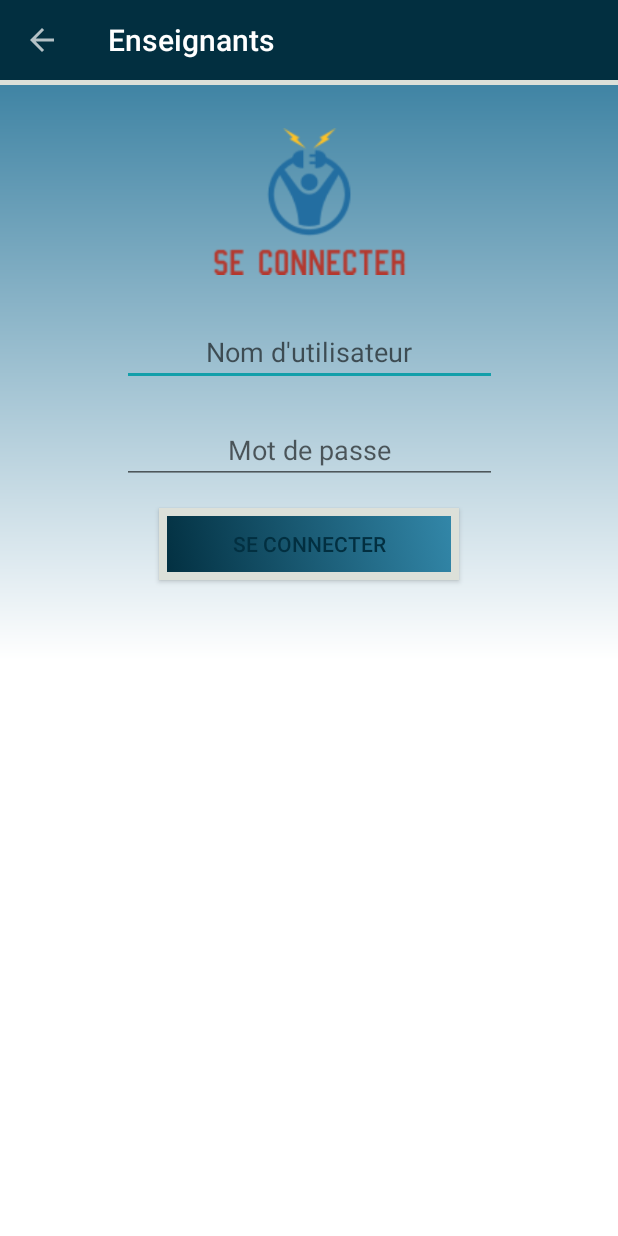
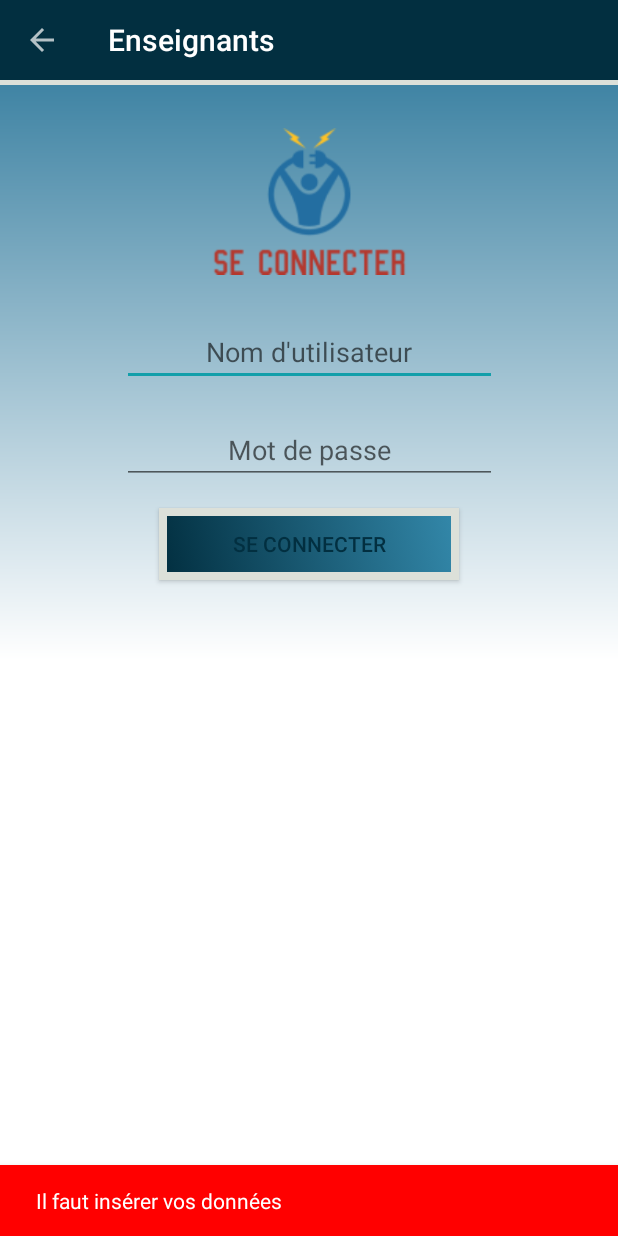
Before and after one commit to BenSlimenMohamedAli/College, an Android app: the Enseignants screen opened directly, with no data from a screen before it, after a tap on "SE CONNECTER", on a phone screen of 412 x 824 dp. Run offline under Robolectric (Android 15) with nearby library versions, the phone set to English and light mode, and no system bars.

Commit message:
second commit

```diff
--- a/app/src/main/java/com/astro_coder/college/Enseignants.java
+++ b/app/src/main/java/com/astro_coder/college/Enseignants.java
@@ -3,6 +3,8 @@ package com.astro_coder.college;
 import android.content.Intent;
 import android.database.Cursor;
 import android.database.sqlite.SQLiteDatabase;
+import android.graphics.Color;
+import android.support.design.widget.Snackbar;
 import android.support.v7.app.AppCompatActivity;
 import android.os.Bundle;
 import android.support.v7.widget.Toolbar;
@@ -13,7 +15,6 @@ import android.widget.EditText;
 import android.widget.Toast;
 
 import com.astro_coder.college.Gestion.Enseignant;
-import com.dali.astrocoder.college.R;
 
 
 public class Enseignants extends AppCompatActivity {
@@ -23,11 +24,15 @@ public class Enseignants extends AppCompatActivity {
     private Database databaseHelper;
     private SQLiteDatabase sqliteDB;
     private Enseignant ens;
+    private Snackbar snackbar;
+
     @Override
     protected void onCreate(Bundle savedInstanceState) {
         super.onCreate(savedInstanceState);
         setContentView(R.layout.activity_enseignants);
-        /* Modification du action bar */
+        /*
+            Modification du action bar
+        */
         toolbar = (Toolbar) findViewById(R.id.toolbar);
         setSupportActionBar(toolbar);
         getSupportActionBar().setDisplayHomeAsUpEnabled(true);
@@ -35,9 +40,14 @@ public class Enseignants extends AppCompatActivity {
 
 
         /*
+            Préparation de la snackbar : couleur et durée
+         */
+
+
+        /*
             La connection
+            initialisation de la base de données
          */
-        // initialisation de la base de données
         databaseHelper = new Database(Enseignants.this, "College", null, 2);
         sqliteDB = databaseHelper.getWritableDatabase();
         sqliteDB.setForeignKeyConstraintsEnabled(true);
@@ -45,6 +55,11 @@ public class Enseignants extends AppCompatActivity {
         button = (Button) findViewById(R.id.connect);
         e1 = (EditText) findViewById(R.id.ut);
         e2 = (EditText) findViewById(R.id.ps);
+
+        /*
+            Si l'utilisateur demande de consulter ses séences
+            Il faut q'uil existe dans la base de données
+         */
 
         button.setOnClickListener(new View.OnClickListener() {
             @Override
@@ -67,10 +82,16 @@ public class Enseignants extends AppCompatActivity {
                         startActivity(i);
                         finish();
                     } else {
-                        Toast.makeText(Enseignants.this, "Vérifier vos données", Toast.LENGTH_LONG).show();
+                        snackbar = Snackbar.make(view,"Vérifier vos données",Snackbar.LENGTH_INDEFINITE);
+                        View v = snackbar.getView();
+                        v.setBackgroundColor(Color.RED);
+                        snackbar.show();
                     }
                 }catch (Exception e){
-                    Toast.makeText(Enseignants.this,"Il faut insérer vos données", Toast.LENGTH_LONG).show();
+                    snackbar = Snackbar.make(view,"Il faut insérer vos données",Snackbar.LENGTH_INDEFINITE);
+                    View v = snackbar.getView();
+                    v.setBackgroundColor(Color.RED);
+                    snackbar.show();
                 }
             }
         });
```
Also changed, not shown: app/src/main/java/com/astro_coder/college/Affiches.java (+6 -3 lines), app/src/main/java/com/astro_coder/college/Gestion/Classe.java (+22 -7 lines), app/src/main/java/com/astro_coder/college/Insertions.java (+37 -7 lines), app/src/main/java/com/astro_coder/college/MainActivity.java (+10 -6 lines), app/src/main/res/layout/zerreur.xml (added, +8 -0 lines).
